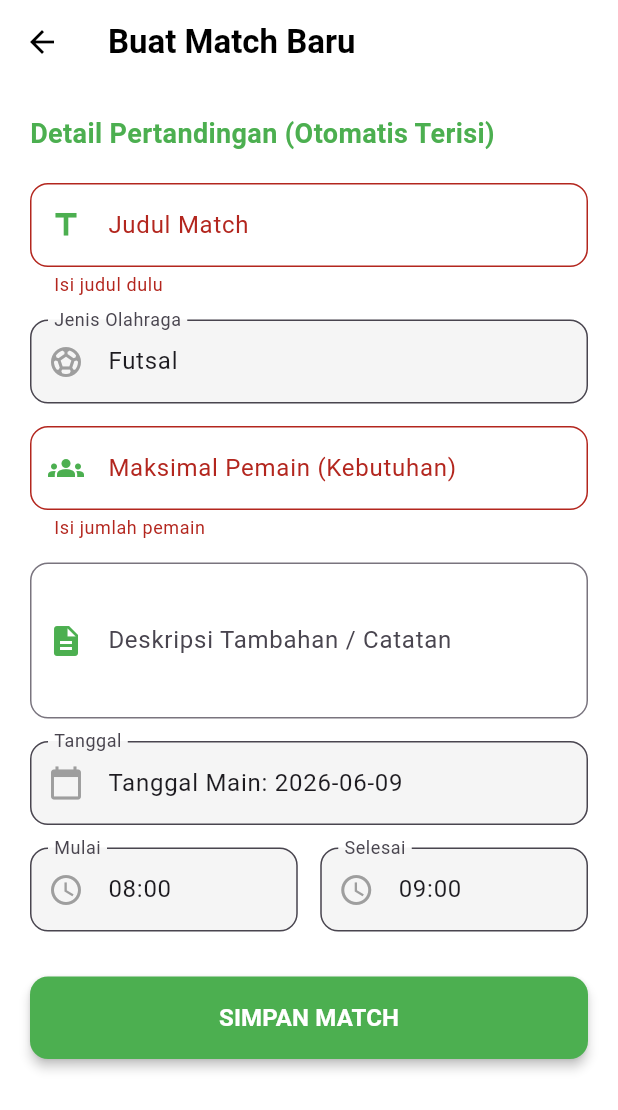
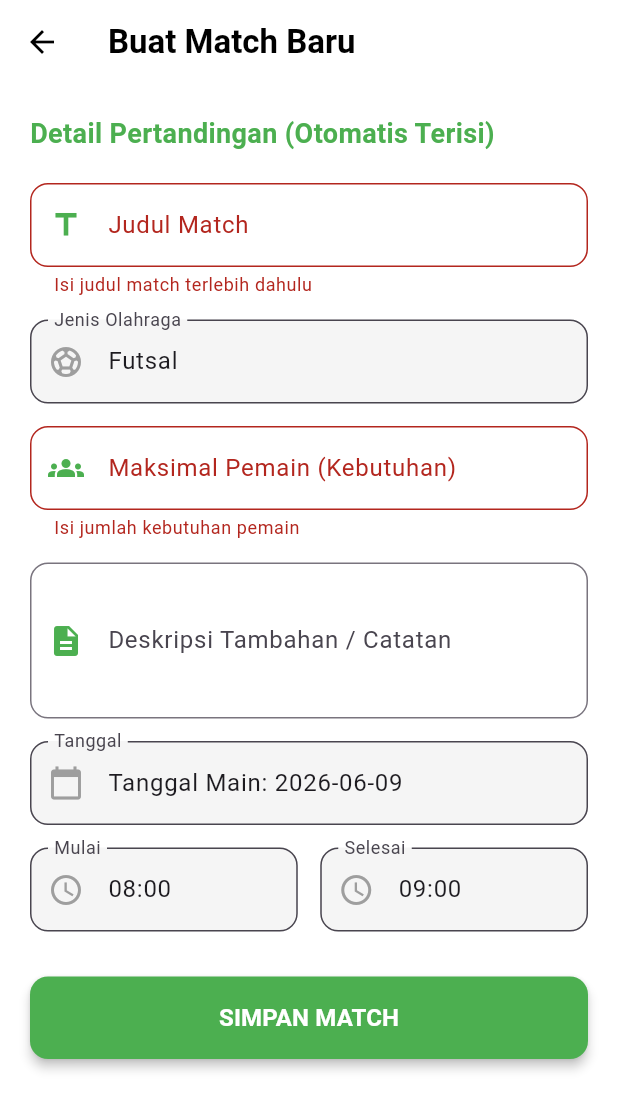
Before and after one commit to reyy-aja19/penyewaan-lapangan_mobile, a Flutter app: the CreateMatchScreen screen opened directly, after a tap on "SIMPAN MATCH", on a phone screen of 412 x 824 dp. Shown: the top 1110 px of the screen. Run offline on Flutter 3.47's test engine with Material 3 defaults, Android fonts, the phone set to English and light mode, and no system bars; our stand-ins replace cloud_firestore, firebase_auth, firebase_core, google_sign_in, shared_preferences, webview_flutter; accounts and stored records are empty.

Commit message:
update screen

```diff
--- a/lib/screens/create_match_screen.dart
+++ b/lib/screens/create_match_screen.dart
@@ -27,44 +27,90 @@ class _CreateMatchScreenState extends State<CreateMatchScreen> {
   @override
   void initState() {
     super.initState();
-    // Inisialisasi data otomatis jika mendapat lemparan data dari HistoryScreen
+
+    // Validasi & Ekstraksi Data dari JSON Laravel Booking
     if (widget.bookingData != null) {
+      // 1. Ambil ID Booking Asli (Penting untuk mencocokkan relasi di API Match)
       _bookingId = widget.bookingData['id'] ?? 0;
 
-      // 1. Deteksi Jenis Olahraga otomatis dari data booking
-      String namaLapangan = (widget.bookingData['lapangan']?['nama_lapangan'] ??
-                             widget.bookingData['nama_lapangan'] ??
-                             widget.bookingData['lapangan_nama'] ??
-                             "").toString().toLowerCase();
+      // 2. Ekstraksi Nama Lapangan dari Objek Relasi Lapangan Laravel
+      final lapanganData = widget.bookingData['lapangan'];
+      String namaLapangan = "";
 
-      if (namaLapangan.contains('futsal')) {
-        _selectedJenis = 'Futsal';
-      } else if (namaLapangan.contains('badminton')) {
-        _selectedJenis = 'Badminton';
+      if (lapanganData != null) {
+        namaLapangan = (lapanganData['nama_lapangan'] ??
+                        lapanganData['nama'] ??
+                        lapanganData['nama_venue'] ??
+                        "").toString().toLowerCase();
       } else {
-        _selectedJenis = widget.bookingData['lapangan']?['jenis'] ?? 'Futsal';
+        namaLapangan = (widget.bookingData['nama_lapangan'] ??
+                        widget.bookingData['lapangan_nama'] ??
+                        "").toString().toLowerCase();
       }
 
-      // 2. Parsing Tanggal sesuai data booking
+      // 3. Deteksi Pintar Jenis Olahraga Berdasarkan Nama Lapangan
+      if (namaLapangan.contains('futsal') || namaLapangan.contains('bola')) {
+        _selectedJenis = 'Futsal';
+      } else if (namaLapangan.contains('badminton') || namaLapangan.contains('bulutangkis') || namaLapangan.contains('badmin')) {
+        _selectedJenis = 'Badminton';
+      } else if (namaLapangan.contains('basket') || namaLapangan.contains('basketball')) {
+        _selectedJenis = 'Basket';
+      } else if (namaLapangan.contains('voli') || namaLapangan.contains('volleyball')) {
+        _selectedJenis = 'Voli';
+      } else if (namaLapangan.contains('tenis') || namaLapangan.contains('tennis')) {
+        _selectedJenis = 'Tenis';
+      } else {
+        // Jika tidak ketemu kata kunci, ambil dari database field 'jenis' jika ada
+        String fallbackJenis = "";
+        if (lapanganData != null) {
+          fallbackJenis = lapanganData['jenis'] ?? widget.bookingData['jenis'] ?? 'Futsal';
+        } else {
+          fallbackJenis = widget.bookingData['jenis'] ?? 'Futsal';
+        }
+
+        _selectedJenis = fallbackJenis.isNotEmpty
+            ? '${fallbackJenis[0].toUpperCase()}${fallbackJenis.substring(1).toLowerCase()}'
+            : 'Futsal';
+      }
+
+      // 4. Parsing Tanggal Main (Mengamankan format YYYY-MM-DD)
       String rawDate = widget.bookingData['booking_date'] ?? widget.bookingData['tanggal'] ?? '';
       _bookingDateString = rawDate.length >= 10 ? rawDate.substring(0, 10) : rawDate;
 
-      // 3. AMBIL JAM ASLI SESUAI DATA BOOKING USER
-      // Memotong string ke 5 karakter pertama (HH:MM) agar formatnya rapi tanpa detik (HH:MM:SS)
-      String rawStart = widget.bookingData['start_time'] ?? '';
-      String rawEnd = widget.bookingData['end_time'] ?? '';
+      // 5. Parsing Jam Mulai dan Selesai (Menghilangkan format detik jika ada)
+      String rawStart = widget.bookingData['start_time'] ?? widget.bookingData['waktu_mulai'] ?? '';
+      String rawEnd = widget.bookingData['end_time'] ?? widget.bookingData['waktu_selesai'] ?? '';
 
       _startTimeString = rawStart.length >= 5 ? rawStart.substring(0, 5) : rawStart;
       _endTimeString = rawEnd.length >= 5 ? rawEnd.substring(0, 5) : rawEnd;
     } else {
+      // Data Fallback jika data kosong
       _bookingDateString = "${DateTime.now().toLocal()}".split(' ')[0];
       _startTimeString = '08:00';
       _endTimeString = '09:00';
     }
   }
 
-  // Custom styling "CSS" di variabel agar kode lebih bersih
-  final _inputDecoration = (String label, IconData icon, {bool enabled = true}) => InputDecoration(
+  // Menentukan icon input secara dinamis sesuai olahraga yang terdeteksi
+  IconData _getSportIcon(String jenis) {
+    switch (jenis.toLowerCase()) {
+      case 'futsal':
+        return Icons.sports_soccer;
+      case 'badminton':
+        return Icons.sports_tennis;
+      case 'basket':
+        return Icons.sports_basketball;
+      case 'voli':
+        return Icons.sports_volleyball;
+      case 'tenis':
+        return Icons.sports_mma;
+      default:
+        return Icons.sports_handball;
+    }
+  }
+
+  // Desain Input Field dekorasi bergaya Clean
+  InputDecoration _inputDecoration(String label, IconData icon, {bool enabled = true}) => InputDecoration(
         labelText: label,
         prefixIcon: Icon(icon, color: enabled ? Colors.green : Colors.grey),
         fillColor: enabled ? Colors.white : Colors.grey.shade100,
@@ -80,13 +126,14 @@ class _CreateMatchScreenState extends State<CreateMatchScreen> {
     if (_formKey.currentState!.validate()) {
       if (_bookingId == 0) {
         ScaffoldMessenger.of(context).showSnackBar(
-          const SnackBar(content: Text("Error: ID Booking tidak valid."), backgroundColor: Colors.red),
+          const SnackBar(content: Text("Error: ID Booking tidak terbaca dari riwayat."), backgroundColor: Colors.red),
         );
         return;
       }
 
+      // Membungkus data ke dalam Model Match untuk dikirim ke API Laravel
       final newMatch = MatchModel(
-        id: _bookingId,
+        id: _bookingId, // Mengirimkan ID booking asli ke server
         title: _titleController.text,
         jenis: _selectedJenis,
         tanggal: _bookingDateString,
@@ -98,19 +145,32 @@ class _CreateMatchScreenState extends State<CreateMatchScreen> {
         deskripsi: _descController.text,
       );
 
+      // Tampilkan indikator loading sederhana saat memproses jaringan
+      showDialog(
+        context: context,
+        barrierDismissible: false,
+        builder: (context) => const Center(child: CircularProgressIndicator(color: Colors.green)),
+      );
+
       bool success = await MatchApi.createMatch(newMatch);
+
+      if (mounted) Navigator.pop(context); // Tutup loading dialog
 
       if (success) {
         if (mounted) {
           ScaffoldMessenger.of(context).showSnackBar(
             const SnackBar(content: Text("Match Berhasil Dibuat!"), backgroundColor: Colors.green),
           );
-          Navigator.pop(context, true);
+          Navigator.pop(context, true); // Kembali ke halaman riwayat sewa dan refresh data
         }
       } else {
         if (mounted) {
           ScaffoldMessenger.of(context).showSnackBar(
-            const SnackBar(content: Text("Gagal membuat match. Cek kembali status booking kamu."), backgroundColor: Colors.red),
+            const SnackBar(
+              content: Text("Gagal membuat match. Server menolak permintaan atau status belum Lunas."),
+              backgroundColor: Colors.red,
+              duration: Duration(seconds: 4),
+            ),
           );
         }
       }
@@ -139,41 +199,45 @@ class _CreateMatchScreenState extends State<CreateMatchScreen> {
             children: [
               const Text(
                 "Detail Pertandingan (Otomatis Terisi)",
-                style: TextStyle(
-                  fontSize: 18,
-                  fontWeight: FontWeight.bold,
-                  color: Colors.green,
-                ),
+                style: TextStyle(fontSize: 18, fontWeight: FontWeight.bold, color: Colors.green),
               ),
               const SizedBox(height: 20),
 
-              // Input Judul
+              // Input Judul Match
               TextFormField(
                 controller: _titleController,
                 decoration: _inputDecoration("Judul Match", Icons.title),
-                validator: (v) => v!.isEmpty ? "Isi judul dulu" : null,
+                validator: (v) => v!.isEmpty ? "Isi judul match terlebih dahulu" : null,
               ),
               const SizedBox(height: 15),
 
-              // Input Jenis Olahraga (Dinamis & ReadOnly)
+              // Input Jenis Olahraga (ReadOnly & Mengikuti Deteksi Berhasil)
               TextFormField(
                 key: Key("jenis_$_selectedJenis"),
                 initialValue: _selectedJenis,
                 readOnly: true,
-                decoration: _inputDecoration("Jenis Olahraga", Icons.sports_soccer, enabled: false),
+                decoration: _inputDecoration(
+                  "Jenis Olahraga",
+                  _getSportIcon(_selectedJenis),
+                  enabled: false
+                ),
               ),
               const SizedBox(height: 15),
 
-              // Input Jumlah Pemain
+              // Input Kebutuhan Jumlah Pemain
               TextFormField(
                 controller: _jmlPemainController,
                 keyboardType: TextInputType.number,
                 decoration: _inputDecoration("Maksimal Pemain (Kebutuhan)", Icons.groups),
-                validator: (v) => v!.isEmpty ? "Isi jumlah pemain" : null,
+                validator: (v) {
+                  if (v!.isEmpty) return "Isi jumlah kebutuhan pemain";
+                  if (int.tryParse(v) == null || int.parse(v) <= 0) return "Masukkan angka yang valid";
+                  return null;
+                },
               ),
               const SizedBox(height: 15),
 
-              // Input Deskripsi
+              // Input Catatan / Deskripsi Tambahan
               TextFormField(
                 controller: _descController,
                 maxLines: 3,
@@ -181,7 +245,7 @@ class _CreateMatchScreenState extends State<CreateMatchScreen> {
               ),
               const SizedBox(height: 15),
 
-              // Input Tanggal (Dinamis & ReadOnly)
+              // Input Tanggal Pengambilan otomatis
               TextFormField(
                 key: Key("tanggal_$_bookingDateString"),
                 initialValue: "Tanggal Main: $_bookingDateString",
@@ -190,7 +254,7 @@ class _CreateMatchScreenState extends State<CreateMatchScreen> {
               ),
               const SizedBox(height: 15),
 
-              // Tampilan Jam (Otomatis Mengikuti Variabel _startTimeString & _endTimeString)
+              // Baris Rentang Waktu Mulai & Selesai
               Row(
                 children: [
                   Expanded(
@@ -214,7 +278,7 @@ class _CreateMatchScreenState extends State<CreateMatchScreen> {
               ),
               const SizedBox(height: 30),
 
-              // Tombol Simpan
+              // Tombol Eksekusi Kirim Data ke API
               SizedBox(
                 width: double.infinity,
                 height: 55,
@@ -223,9 +287,7 @@ class _CreateMatchScreenState extends State<CreateMatchScreen> {
                   style: ElevatedButton.styleFrom(
                     backgroundColor: Colors.green,
                     foregroundColor: Colors.white,
-                    shape: RoundedRectangleBorder(
-                      borderRadius: BorderRadius.circular(12),
-                    ),
+                    shape: RoundedRectangleBorder(borderRadius: BorderRadius.circular(12)),
                     elevation: 3,
                   ),
                   child: const Text(
```
